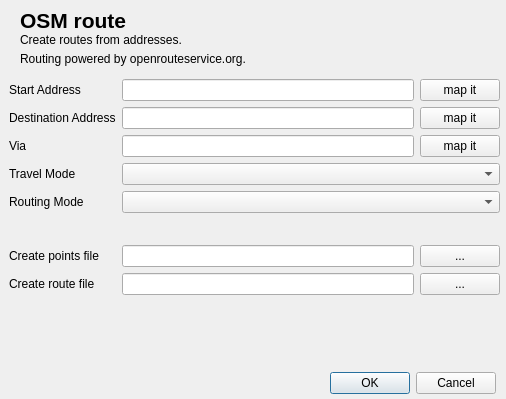
This is OSMroute_dialog_base.ui in Geolicious/OSMroute as Qt 5 draws it before an edit. The edited form follows.
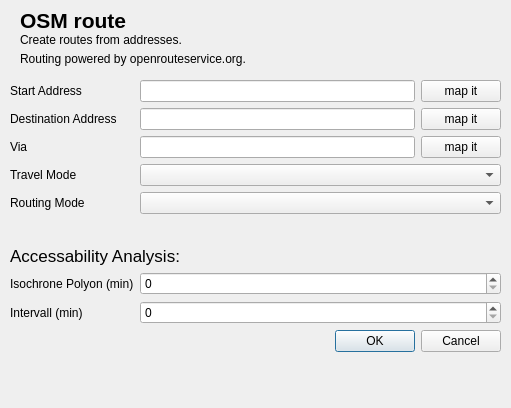
This is the edited form. Icons and pictures are not drawn.

Patch:
```diff
--- a/OSMroute_dialog_base.ui
+++ b/OSMroute_dialog_base.ui
@@ -6,36 +6,20 @@
    <rect>
     <x>0</x>
     <y>0</y>
-    <width>506</width>
-    <height>399</height>
+    <width>511</width>
+    <height>408</height>
    </rect>
   </property>
   <property name="windowTitle">
    <string>OSM route</string>
   </property>
-  <widget class="QDialogButtonBox" name="button_box">
-   <property name="geometry">
-    <rect>
-     <x>320</x>
-     <y>370</y>
-     <width>176</width>
-     <height>27</height>
-    </rect>
-   </property>
-   <property name="orientation">
-    <enum>Qt::Horizontal</enum>
-   </property>
-   <property name="standardButtons">
-    <set>QDialogButtonBox::Cancel|QDialogButtonBox::Ok</set>
-   </property>
-  </widget>
   <widget class="QWidget" name="formLayoutWidget">
    <property name="geometry">
     <rect>
-     <x>9</x>
-     <y>79</y>
+     <x>10</x>
+     <y>80</y>
      <width>491</width>
-     <height>291</height>
+     <height>320</height>
     </rect>
    </property>
    <layout class="QFormLayout" name="formLayout_2">
@@ -119,6 +103,16 @@
       </item>
      </layout>
     </item>
+    <item row="3" column="0">
+     <widget class="QLabel" name="label_12">
+      <property name="text">
+       <string>Travel Mode</string>
+      </property>
+     </widget>
+    </item>
+    <item row="3" column="1">
+     <widget class="QComboBox" name="type"/>
+    </item>
     <item row="4" column="0">
      <widget class="QLabel" name="label_2">
       <property name="text">
@@ -155,63 +149,14 @@
       </property>
      </spacer>
     </item>
-    <item row="6" column="0">
-     <widget class="QLabel" name="label_3">
-      <property name="font">
-       <font>
-        <family>Ubuntu</family>
-        <weight>50</weight>
-        <bold>false</bold>
-       </font>
-      </property>
-      <property name="text">
-       <string>Create points file</string>
-      </property>
-     </widget>
-    </item>
-    <item row="6" column="1">
-     <layout class="QHBoxLayout" name="horizontalLayout">
-      <item>
-       <widget class="QLineEdit" name="points_path"/>
-      </item>
-      <item>
-       <widget class="QPushButton" name="points_dialog">
-        <property name="text">
-         <string>...</string>
-        </property>
-       </widget>
-      </item>
-     </layout>
-    </item>
     <item row="7" column="0">
-     <widget class="QLabel" name="label_7">
-      <property name="font">
-       <font>
-        <family>Ubuntu</family>
-        <weight>50</weight>
-        <bold>false</bold>
-       </font>
-      </property>
+     <widget class="QLabel" name="label_13">
       <property name="text">
-       <string>Create route file</string>
+       <string>Isochrone Polyon (min)</string>
       </property>
      </widget>
     </item>
-    <item row="7" column="1">
-     <layout class="QHBoxLayout" name="horizontalLayout_2">
-      <item>
-       <widget class="QLineEdit" name="route_path"/>
-      </item>
-      <item>
-       <widget class="QPushButton" name="route_dialog">
-        <property name="text">
-         <string>...</string>
-        </property>
-       </widget>
-      </item>
-     </layout>
-    </item>
-    <item row="8" column="0">
+    <item row="9" column="0">
      <widget class="QLabel" name="label_6">
       <property name="font">
        <font>
@@ -225,15 +170,48 @@
       </property>
      </widget>
     </item>
-    <item row="3" column="0">
-     <widget class="QLabel" name="label_12">
+    <item row="8" column="0">
+     <widget class="QLabel" name="label_14">
       <property name="text">
-       <string>Travel Mode</string>
+       <string>Intervall (min)</string>
       </property>
      </widget>
     </item>
-    <item row="3" column="1">
-     <widget class="QComboBox" name="type"/>
+    <item row="9" column="1">
+     <widget class="QDialogButtonBox" name="button_box">
+      <property name="orientation">
+       <enum>Qt::Horizontal</enum>
+      </property>
+      <property name="standardButtons">
+       <set>QDialogButtonBox::Cancel|QDialogButtonBox::Ok</set>
+      </property>
+     </widget>
+    </item>
+    <item row="7" column="1">
+     <widget class="QSpinBox" name="time">
+      <property name="maximum">
+       <number>30</number>
+      </property>
+     </widget>
+    </item>
+    <item row="8" column="1">
+     <widget class="QSpinBox" name="interval">
+      <property name="maximum">
+       <number>30</number>
+      </property>
+     </widget>
+    </item>
+    <item row="6" column="0" colspan="2">
+     <widget class="QLabel" name="label_3">
+      <property name="font">
+       <font>
+        <pointsize>13</pointsize>
+       </font>
+      </property>
+      <property name="text">
+       <string>Accessability Analysis:</string>
+      </property>
+     </widget>
     </item>
    </layout>
   </widget>
@@ -288,7 +266,7 @@
    <property name="geometry">
     <rect>
      <x>400</x>
-     <y>10</y>
+     <y>0</y>
      <width>81</width>
      <height>71</height>
     </rect>
@@ -297,7 +275,7 @@
     <string notr="true"/>
    </property>
    <property name="pixmap">
-    <pixmap>http:/www.digital-geography.com/wp-content/uploads/2015/06/logo.png</pixmap>
+    <pixmap>.qgis2/python/plugins/OSMroute/logo.png</pixmap>
    </property>
   </widget>
  </widget>
```
Left out of the diff: 4 changed lines with no effect on the pictures.
